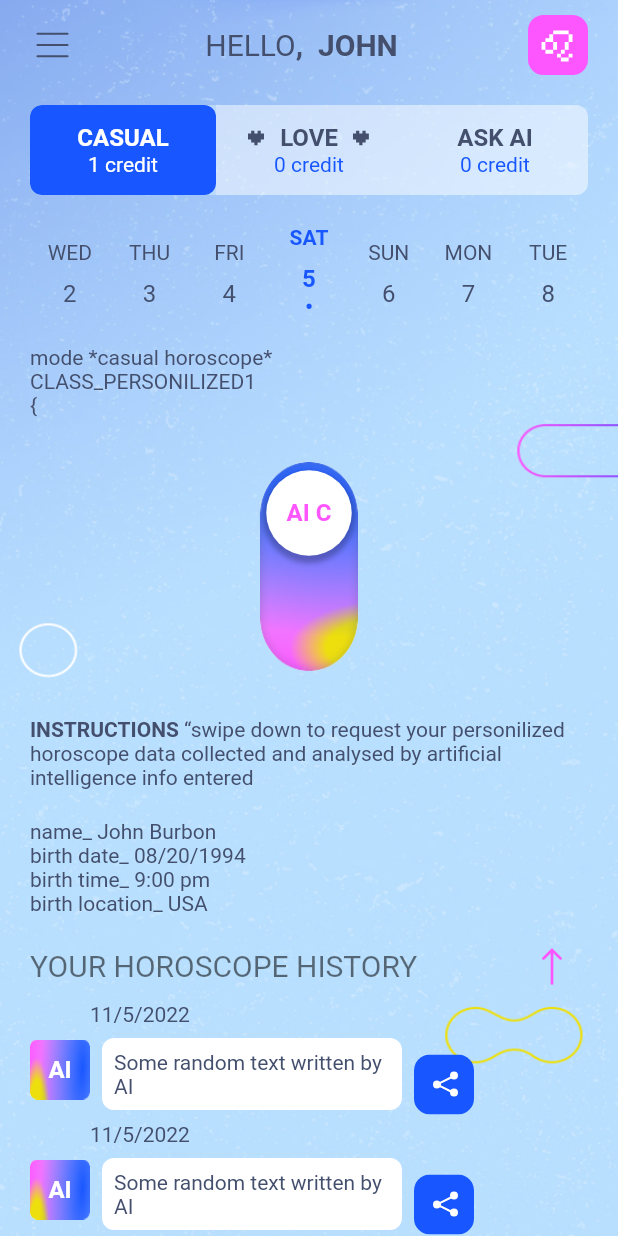
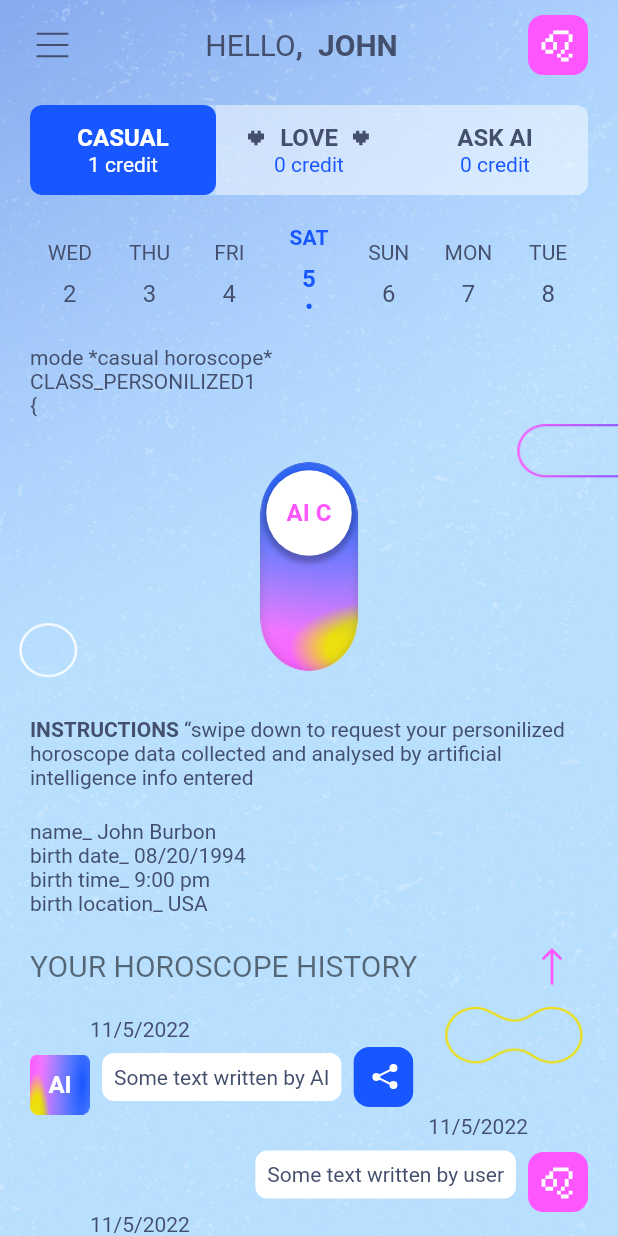
Before and after one commit to Dojdk/aizodiac, a Flutter app: the screen it shows after launch, after a tap on "CASUAL", on a phone screen of 412 x 824 dp. Run offline on Flutter 3.47's test engine with Material 2 defaults, Android fonts, the light colour scheme and no system bars; drawn by our look-alikes of scrollable_positioned_list; our stand-ins replace flutter_rating_bar, flutter_svg; network calls fail; Roboto replaces fonts that are missing (Consolas).

Commit message:
Did all except blur effect

```diff
--- a/lib/main.dart
+++ b/lib/main.dart
@@ -3,6 +3,7 @@ import 'package:flutter/material.dart';
 import 'package:provider/provider.dart';
 
 import 'providers/messages.dart';
+import 'providers/index.dart';
 
 import 'pages/mainpage.dart';
 import 'pages/userprofile.dart';
@@ -23,6 +24,9 @@ class MyApp extends StatelessWidget {
       providers: [
         ChangeNotifierProvider(
           create: (context) => Messages(),
+        ),
+        ChangeNotifierProvider(
+          create: (context) =>Index(),
         ),
       ],
       child: MaterialApp(
--- a/lib/pages/mainpage.dart
+++ b/lib/pages/mainpage.dart
@@ -1,8 +1,17 @@
 import 'package:flutter/material.dart';
 
 import '../widgets/mainpage/maincolumn.dart';
+import '../widgets/mainpage/historysection.dart';
+
+import '../widgets/chatwithai/chatbubble.dart';
+import '../widgets/chatwithai/chatbubble_me.dart';
 
 import '../widgets/standartwidgets/standartpagestartwithimage.dart';
+
+import '../providers/messages.dart';
+
+import 'package:scrollable_positioned_list/scrollable_positioned_list.dart';
+import 'package:provider/provider.dart';
 
 class MainPage extends StatefulWidget {
   const MainPage({super.key});
@@ -12,15 +21,72 @@ class MainPage extends StatefulWidget {
 }
 
 class _MainPageState extends State<MainPage> {
+  final ItemScrollController itemScrollController = ItemScrollController();
+  void _scrolltohistory() {
+    itemScrollController.scrollTo(
+      alignment: .08,
+      index: 2,
+      duration: const Duration(milliseconds: 300),
+    );
+  }
+
+  void _scrollup() {
+    itemScrollController.scrollTo(
+      index: 0,
+      duration: const Duration(milliseconds: 300),
+    );
+  }
+
+  late List<Widget> widgets = [
+    const MainColumn(),
+    HistorySection(
+      func: _scrolltohistory,
+    )
+  ];
   @override
   Widget build(BuildContext context) {
+    final providerMessage =
+        Provider.of<Messages>(context, listen: false).messageshistorylist;
     return PageStartWithImage(
       imageurl: 'assets/images/backgroundimage.png',
       child: Stack(
         fit: StackFit.expand,
-        children: const [
-          MainColumn(),
-          // RateUsColumn(),
+        children: [
+          ScrollablePositionedList.builder(
+            // physics: const NeverScrollableScrollPhysics(),
+            itemScrollController: itemScrollController,
+            itemCount: providerMessage.length + 3,
+            itemBuilder: (context, index) {
+              if (index <= 1) {
+                return widgets[index];
+              }
+              if (index == providerMessage.length + 2) {
+                return Column(
+                  children: [
+                    Align(
+                      child: Center(
+                        child: ElevatedButton(
+                          onPressed: _scrollup,
+                          child: const Text('Get more answers'),
+                        ),
+                      ),
+                    ),
+                    const SizedBox(
+                      height: 100,
+                    )
+                  ],
+                );
+              }
+              if (providerMessage[index - 2].isMe) {
+                return ChatBubbleMe(
+                    message: providerMessage[index - 2].text,
+                    time: providerMessage[index - 2].time);
+              }
+              return ChatBubble(
+                  message: providerMessage[index - 2].text,
+                  time: providerMessage[index - 2].time);
+            },
+          ),
         ],
       ),
     );
--- /dev/null
+++ b/lib/providers/index.dart
@@ -0,0 +1,16 @@
+import 'package:flutter/foundation.dart';
+
+class Index with ChangeNotifier{
+  int index=0;
+
+  void changeindex(int indexnew){
+    index=indexnew;
+    notifyListeners();
+  }
+
+
+
+  int get indexnumber{
+    return index;
+  }
+}
--- a/lib/providers/messages.dart
+++ b/lib/providers/messages.dart
@@ -7,10 +7,8 @@ import 'package:http/http.dart' as http;
 import '../models/message.dart';
 
 class Messages with ChangeNotifier {
-  List<Message> messages = [];
-  List<Message> history = [
-    Message(
-        isMe: true, text: 'Some text written by user', time: DateTime.now()),
+  List<Message> _messages = [];
+  List<Message> _history = [
     Message(isMe: false, text: 'Some text written by AI', time: DateTime.now()),
     Message(
         isMe: true, text: 'Some text written by user', time: DateTime.now()),
@@ -18,15 +16,6 @@ class Messages with ChangeNotifier {
     Message(
         isMe: true, text: 'Some text written by user', time: DateTime.now()),
     Message(isMe: false, text: 'Some text written by AI', time: DateTime.now()),
-    Message(
-        isMe: true, text: 'Some text written by user', time: DateTime.now()),
-    Message(isMe: false, text: 'Some text written by AI', time: DateTime.now()),
-    Message(
-        isMe: true, text: 'Some text written by user', time: DateTime.now()),
-    Message(isMe: false, text: 'Some text written by AI', time: DateTime.now()),
-    Message(
-        isMe: true, text: 'Some text written by user', time: DateTime.now()),
-    Message(isMe: false, text: 'Some text written by AI', time: DateTime.now())
   ];
 
   Future<void> getAnswer({required String text}) async {
@@ -46,18 +35,27 @@ class Messages with ChangeNotifier {
 
   void addMessage(
       {required String text, required bool isMe, required DateTime time}) {
-    messages.add(Message(isMe: isMe, text: text, time: time));
+    _messages.add(Message(isMe: isMe, text: text, time: time));
   }
 
-  void clearMessages(){
-    messages=[];
+  void addMessageHist(
+      {required String text, required bool isMe, required DateTime time}) {
+    _history.add(Message(isMe: isMe, text: text, time: time));
+  }
+
+  void clearMessages() {
+    _messages = [];
+  }
+
+  void clearHistory() {
+    _history = [];
   }
 
   List get messageshistorylist {
-    return [...history];
+    return [..._history];
   }
 
   List get messageslist {
-    return [...messages];
+    return [..._messages];
   }
 }
--- a/lib/widgets/mainpage/appbar.dart
+++ b/lib/widgets/mainpage/appbar.dart
@@ -65,7 +65,7 @@ Route _createRoute() {
   return PageRouteBuilder(
     pageBuilder: (context, animation, secondaryAnimation) => const DrawerPage(),
     transitionsBuilder: (context, animation, secondaryAnimation, child) {
-      const begin = Offset(0.0, 1.0);
+      const begin = Offset(-1.0, 0.0);
       const end = Offset.zero;
       const curve = Curves.ease;
 
--- a/lib/widgets/mainpage/historysection.dart
+++ b/lib/widgets/mainpage/historysection.dart
@@ -1,16 +1,15 @@
 import 'package:flutter/material.dart';
 
 import 'package:flutter_svg/flutter_svg.dart';
+import 'package:provider/provider.dart';
 
-import '../../pages/chatwithaipage.dart';
-import '../chatwithai/chatbubble.dart';
-import '../chatwithai/chatbubble_me.dart';
+import '../../providers/index.dart';
 
 List<String> text = ['HOROSCOPE', 'LOVE', 'QUESTION'];
 
 class HistorySection extends StatelessWidget {
-  final int index;
-  const HistorySection({super.key, required this.index});
+  final VoidCallback func;
+  const HistorySection({super.key, required this.func});
 
   @override
   Widget build(BuildContext context) {
@@ -24,32 +23,15 @@ class HistorySection extends StatelessWidget {
           crossAxisAlignment: CrossAxisAlignment.center,
           children: [
             Text(
-              'YOUR ${text[index]} HISTORY',
+              'YOUR ${text[Provider.of<Index>(context).indexnumber]} HISTORY',
               style: Theme.of(context).textTheme.headlineMedium,
             ),
             IconButton(
-                onPressed: () {
-                  Navigator.of(context)
-                      .push(_createRoute('Historykey6024973815123456789'));
-                },
+                onPressed: func,
                 icon: SvgPicture.asset(
                   'assets/icons/upicon.svg',
                   height: 25,
                 )),
-          ],
-        ),
-        Column(
-          children: [
-            if (index == 2)
-              ChatBubbleMe(message: 'Hello', time: DateTime.now()),
-            ChatBubble(
-                message: 'Some random text written by AI',
-                time: DateTime.now()),
-            if (index == 2)
-              ChatBubbleMe(message: 'Hello', time: DateTime.now()),
-            ChatBubble(
-                message: 'Some random text written by AI',
-                time: DateTime.now()),
           ],
         ),
         const SizedBox(
@@ -59,24 +41,3 @@ class HistorySection extends StatelessWidget {
     );
   }
 }
-
-Route _createRoute(String text) {
-  return PageRouteBuilder(
-    pageBuilder: (context, animation, secondaryAnimation) => ChatWithAiPage(
-      mytext: text,
-      textToShow: '',
-    ),
-    transitionsBuilder: (context, animation, secondaryAnimation, child) {
-      const begin = Offset(0.0, 1.0);
-      const end = Offset.zero;
-      const curve = Curves.ease;
-
-      var tween = Tween(begin: begin, end: end).chain(CurveTween(curve: curve));
-
-      return SlideTransition(
-        position: animation.drive(tween),
-        child: child,
-      );
-    },
-  );
-}
--- a/lib/widgets/mainpage/maincolumn.dart
+++ b/lib/widgets/mainpage/maincolumn.dart
@@ -1,13 +1,15 @@
 import 'package:intl/intl.dart';
 
 import 'package:flutter/material.dart';
+import 'package:provider/provider.dart';
+
+import '../../providers/index.dart';
 
 import 'appbar.dart';
 import 'togglebutton.dart';
 import 'datelist.dart';
 import 'switchbutton.dart';
 import 'textfield.dart';
-import 'historysection.dart';
 
 import '../../constants/colors.dart';
 import '../../constants/switchmap.dart';
@@ -41,19 +43,14 @@ Future _showDialog(BuildContext ctx, String text) => showDialog(
     );
 
 class _MainColumnState extends State<MainColumn> {
-  int index = 0;
   bool showback = true;
   bool showbacksecond = true;
-  void _update(indextoggle) {
-    index = indextoggle;
-    setState(() {});
-  }
 
   String time = DateFormat.yMMMMd().format(DateTime.now());
+
   void _updatetime(DateTime datetime) {
-    showbacksecond = (datetime.day >= DateTime.now().day - 2 &&
-            datetime.day <= DateTime.now().day + 2) ||
-        index == 2;
+    showbacksecond = datetime.day >= DateTime.now().day - 2 &&
+        datetime.day <= DateTime.now().day + 2;
     time = DateFormat.yMMMMd().format(datetime).toString();
 
     if (showbacksecond != showback) {
@@ -70,8 +67,9 @@ class _MainColumnState extends State<MainColumn> {
   final textcontroller = TextEditingController();
   @override
   Widget build(BuildContext context) {
-    return SingleChildScrollView(
-      child: Column(
+    final providerIndex = Provider.of<Index>(context);
+
+    return Column(
       crossAxisAlignment: CrossAxisAlignment.start,
       children: [
         const SizedBox(
@@ -81,16 +79,17 @@ class _MainColumnState extends State<MainColumn> {
         const SizedBox(
           height: 20,
         ),
-          MainToggleButton(update: _update),
+        MainToggleButton(func: _updatetime),
         const SizedBox(
           height: 20,
         ),
-          if (index == 2) OwnTextField(controller: textcontroller),
-          if (index == 2)
+        if (providerIndex.indexnumber == 2)
+          OwnTextField(controller: textcontroller),
+        if (providerIndex.indexnumber == 2)
           const SizedBox(
             height: 20,
           ),
-          if (index != 2) DateList(updatetime: _updatetime),
+        if (providerIndex.indexnumber != 2) DateList(updatetime: _updatetime),
         Text(
           'mode *casual horoscope*\nCLASS_PERSONILIZED1\n{',
           style: Theme.of(context).textTheme.bodySmall,
@@ -100,22 +99,22 @@ class _MainColumnState extends State<MainColumn> {
         ),
         Center(
           child: CustomSwitch(
-              text: switchmap.keys.elementAt(index),
-              color: switchmap.values.elementAt(index),
-              switchback: showback,
+            text: switchmap.keys.elementAt(providerIndex.indexnumber),
+            color: switchmap.values.elementAt(providerIndex.indexnumber),
+            switchback: showback || providerIndex.indexnumber == 2,
             value: true,
             onTap: () {
-                if (index == 0) {
+              if (providerIndex.indexnumber == 0) {
                 Navigator.of(context).push(_createRoute(
                     text: 'What is Leo Horoscope for $time',
                     textToShow: 'What is UserName Horoscope for $time'));
               }
-                if (index == 1) {
+              if (providerIndex.indexnumber == 1) {
                 Navigator.of(context).push(_createRoute(
                     text: 'What is Leo Love Horoscope for $time',
                     textToShow: 'What is UserName Love Horoscope for $time'));
               }
-                if (index == 2) {
+              if (providerIndex.indexnumber == 2) {
                 if (textcontroller.text.isEmpty) {
                   _showDialog(context, 'Please provide valid question.');
                   return;
@@ -157,9 +156,7 @@ class _MainColumnState extends State<MainColumn> {
         Text(
             'name_ John Burbon\nbirth date_ 08/20/1994\nbirth time_ 9:00 pm\nbirth location_ USA',
             style: Theme.of(context).textTheme.bodySmall),
-          HistorySection(index: index),
       ],
-      ),
     );
   }
 }
--- a/lib/widgets/mainpage/togglebutton.dart
+++ b/lib/widgets/mainpage/togglebutton.dart
@@ -1,14 +1,20 @@
 import 'package:flutter/material.dart';
 
 import 'package:flutter_svg/flutter_svg.dart';
+import 'package:provider/provider.dart';
+
+import '../../providers/index.dart';
 
 import 'togglebuttonitem.dart';
 
 import '../../constants/colors.dart';
 
 class MainToggleButton extends StatefulWidget {
-  final Function update;
-  const MainToggleButton({super.key, required this.update});
+  final Function func;
+  const MainToggleButton({
+    super.key,
+    required this.func,
+  });
 
   @override
   State<MainToggleButton> createState() => _MainToggleButtonState();
@@ -43,9 +49,12 @@ class _MainToggleButtonState extends State<MainToggleButton> {
         onPressed: (index) {
           _selection = [false, false, false];
           setState(() {
+            Provider.of<Index>(context, listen: false).changeindex(index);
             _selection[index] = true;
-            widget.update(index);
           });
+          if (index == 2) {
+            widget.func(DateTime.now());
+          }
         },
         children: [
           ToggleButtonItem(
```
Also changed, not shown: lib/pages/chatwithaipage.dart (+6 -9 lines). Lines whose indentation alone changed are shown as unchanged.
